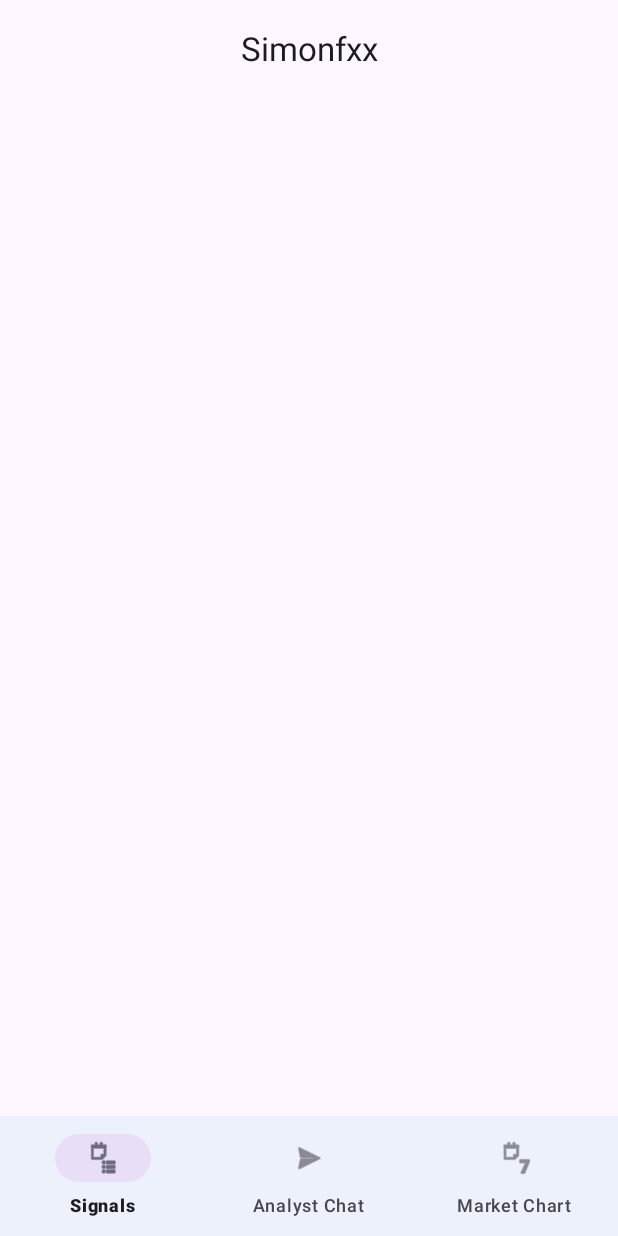
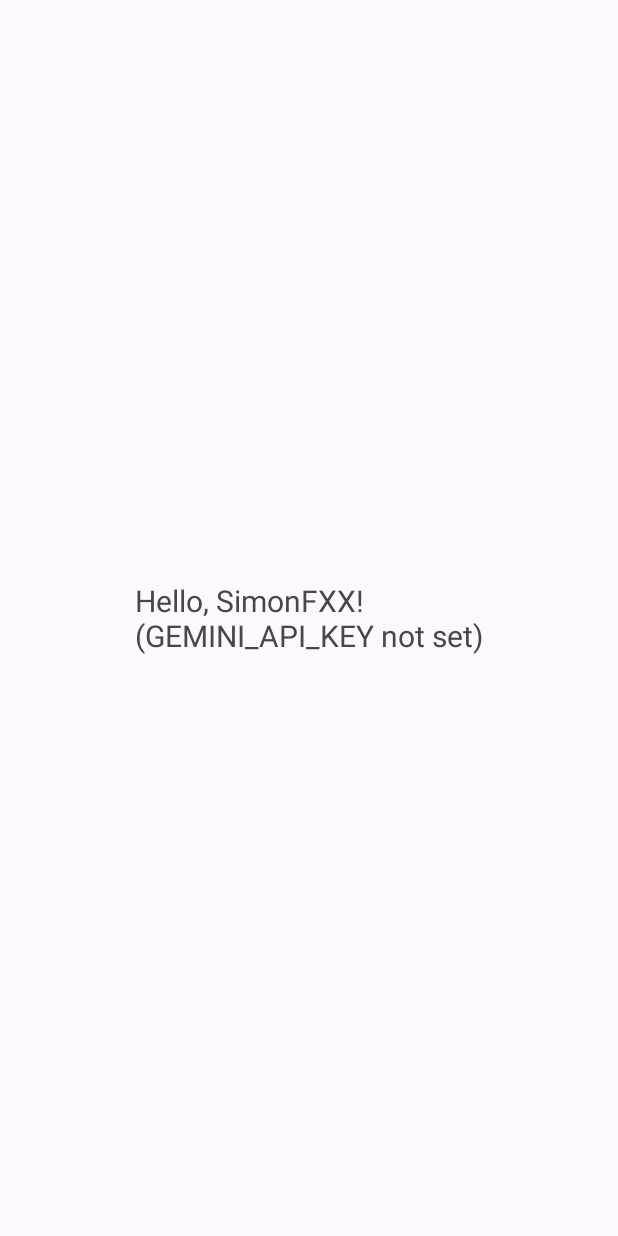
Before and after one commit to okwunduevans-cyber/simonfxx, an Android app: the screen it shows after launch (MainActivity), on a phone screen of 412 x 824 dp. Run offline under Robolectric (Android 15) with nearby library versions, the phone set to English and light mode, and no system bars.

Commit message:
Bootstrap Android project

```diff
--- /dev/null
+++ b/app/src/main/java/com/example/simonfxx/App.kt
@@ -0,0 +1,5 @@
+package com.example.simonfxx
+
+import android.app.Application
+
+class App : Application()
--- a/app/src/main/java/com/example/simonfxx/MainActivity.kt
+++ b/app/src/main/java/com/example/simonfxx/MainActivity.kt
@@ -2,41 +2,21 @@ package com.example.simonfxx
 
 import android.os.Bundle
 import androidx.appcompat.app.AppCompatActivity
-import androidx.fragment.app.commit
-import com.google.android.material.bottomnavigation.BottomNavigationView
-import com.google.android.material.appbar.MaterialToolbar
-import com.example.simonfxx.ui.signals.SignalsFragment
-import com.example.simonfxx.ui.chat.ChatFragment
-import com.example.simonfxx.ui.chart.ChartFragment
+import com.example.simonfxx.databinding.ActivityMainBinding
 
 class MainActivity : AppCompatActivity() {
+    private lateinit var binding: ActivityMainBinding
+
     override fun onCreate(savedInstanceState: Bundle?) {
         super.onCreate(savedInstanceState)
-        setContentView(R.layout.activity_main)
+        binding = ActivityMainBinding.inflate(layoutInflater)
+        setContentView(binding.root)
 
-        // Hook up Material toolbar (Theme.NoActionBar means we provide our own)
-        val toolbar = findViewById<MaterialToolbar>(R.id.toolbar)
-        setSupportActionBar(toolbar)
-        supportActionBar?.title = "Simonfxx"
-
-        if (savedInstanceState == null) {
-            supportFragmentManager.commit { replace(R.id.container, SignalsFragment()) }
-        }
-
-        val bottom = findViewById<BottomNavigationView>(R.id.bottomNav)
-        bottom.setOnItemSelectedListener { item ->
-            val (frag, title) = when (item.itemId) {
-                R.id.tab_signals -> SignalsFragment() to "Signals"
-                R.id.tab_chat    -> ChatFragment() to "Analyst Chat"
-                R.id.tab_chart   -> ChartFragment() to "Market Chart"
-                else             -> SignalsFragment() to "Signals"
-            }
-            supportFragmentManager.commit {
-                setReorderingAllowed(true)
-                replace(R.id.container, frag)
-            }
-            supportActionBar?.title = title
-            true
+        val key = BuildConfig.GEMINI_API_KEY
+        binding.hello.text = if (key.isBlank()) {
+            "Hello, SimonFXX!\n(GEMINI_API_KEY not set)"
+        } else {
+            "Hello, SimonFXX!\nAPI key present ✓"
         }
     }
 }
--- a/app/src/main/res/layout/activity_main.xml
+++ b/app/src/main/res/layout/activity_main.xml
@@ -1,32 +1,13 @@
 <?xml version="1.0" encoding="utf-8"?>
-<androidx.coordinatorlayout.widget.CoordinatorLayout
-    xmlns:android="http://schemas.android.com/apk/res/android"
-    xmlns:app="http://schemas.android.com/apk/res-auto"
+<androidx.coordinatorlayout.widget.CoordinatorLayout xmlns:android="http://schemas.android.com/apk/res/android"
     android:layout_width="match_parent"
     android:layout_height="match_parent">
 
-    <com.google.android.material.appbar.MaterialToolbar
-        android:id="@+id/toolbar"
-        android:layout_width="match_parent"
-        android:layout_height="?attr/actionBarSize"
-        android:paddingStart="16dp"
-        android:paddingEnd="16dp"
-        android:background="?attr/colorSurface"
-        app:title="Simonfxx"
-        app:titleCentered="true" />
-
-    <FrameLayout
-        android:id="@+id/container"
-        android:layout_width="match_parent"
-        android:layout_height="match_parent"
-        android:layout_marginTop="?attr/actionBarSize" />
-
-    <com.google.android.material.bottomnavigation.BottomNavigationView
-        android:id="@+id/bottomNav"
-        android:layout_width="match_parent"
+    <TextView
+        android:id="@+id/hello"
+        android:layout_width="wrap_content"
         android:layout_height="wrap_content"
-        android:layout_gravity="bottom"
-        android:background="?attr/colorSurface"
-        android:elevation="8dp"
-        app:menu="@menu/bottom_nav"/>
+        android:text="Building…"
+        android:textSize="20sp"
+        android:layout_gravity="center"/>
 </androidx.coordinatorlayout.widget.CoordinatorLayout>
--- a/build.gradle.kts
+++ b/build.gradle.kts
@@ -1,5 +1,4 @@
-// Root Gradle — declare plugin versions for the whole project
 plugins {
     id("com.android.application") version "8.5.2" apply false
-    id("org.jetbrains.kotlin.android") version "1.9.24" apply false
+    kotlin("android") version "1.9.22" apply false
 }
--- a/settings.gradle.kts
+++ b/settings.gradle.kts
@@ -1,8 +1,8 @@
 pluginManagement {
     repositories {
-        gradlePluginPortal()
         google()
         mavenCentral()
+        gradlePluginPortal()
     }
 }
 dependencyResolutionManagement {
@@ -12,5 +12,5 @@ dependencyResolutionManagement {
         mavenCentral()
     }
 }
-rootProject.name = "Simonfxx"
+rootProject.name = "simonfxx"
 include(":app")
```
Also changed, not shown: app/build.gradle.kts (+9 -14 lines), app/src/main/AndroidManifest.xml (+4 -11 lines), gradle.properties (+1 -8 lines), 4 other files.
